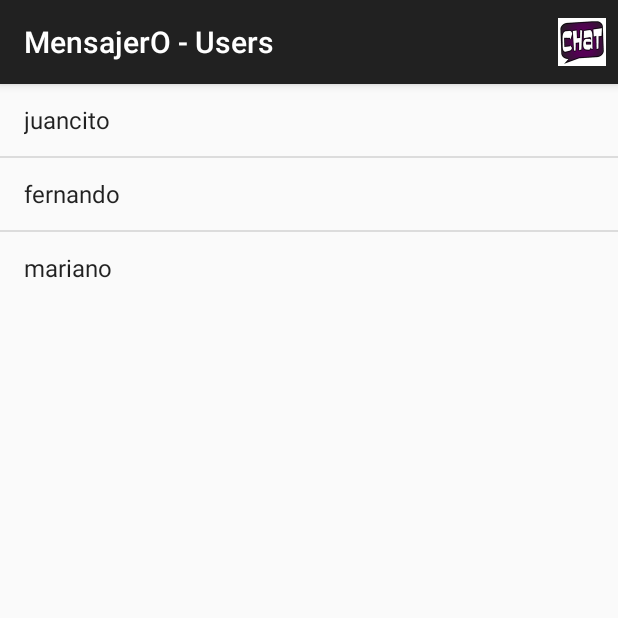
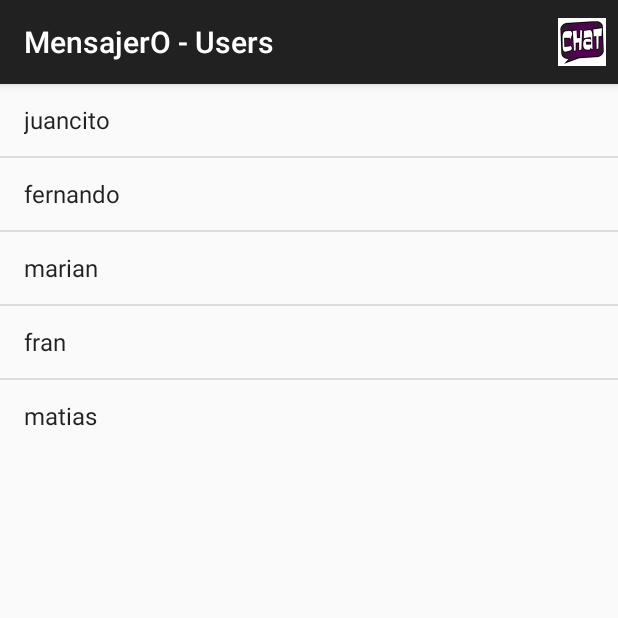
Before and after one commit to marianorodriguez/75.52-MensajerO, an Android app: the ChatsHallActivity screen opened directly, with no data from a screen before it, after a tap on "USERS", on a phone screen of 412 x 824 dp, the top half of it. Run offline under Robolectric (Android 15) with nearby library versions, the phone set to English and light mode, and no system bars; 1 statement that could not run was skipped.

Commit message:
version checkout 1.0.1

```diff
--- a/src/client/mensajerO/app/src/main/java/com/example/fernando/myapplication/Activities/ChatActivity.java
+++ b/src/client/mensajerO/app/src/main/java/com/example/fernando/myapplication/Activities/ChatActivity.java
@@ -75,6 +75,7 @@ public class ChatActivity extends ActionBarActivity implements View.OnClickListe
     @Override
     protected void onDestroy() {
         super.onDestroy();
+
         refreshChat.cancel(true);
     }
 }
--- a/src/client/mensajerO/app/src/main/java/com/example/fernando/myapplication/Activities/GetInActivity.java
+++ b/src/client/mensajerO/app/src/main/java/com/example/fernando/myapplication/Activities/GetInActivity.java
@@ -2,6 +2,7 @@ package com.example.fernando.myapplication.Activities;
 
 import android.content.Intent;
 import android.os.Bundle;
+import android.support.v4.app.NotificationCompat;
 import android.support.v7.app.ActionBarActivity;
 import android.view.View;
 import android.widget.Button;
@@ -41,6 +42,7 @@ public class GetInActivity extends ActionBarActivity implements View.OnClickList
 
         Button mainButton = (Button) findViewById(R.id.button1);
         mainButton.setOnClickListener(this);
+
 
 //        User user = new User("Fernando", "Cortes");
 //
--- a/src/client/mensajerO/app/src/main/java/com/example/fernando/myapplication/Activities/UsersActivity.java
+++ b/src/client/mensajerO/app/src/main/java/com/example/fernando/myapplication/Activities/UsersActivity.java
@@ -34,9 +34,10 @@ public class UsersActivity extends ActionBarActivity implements View.OnClickList
         super.onCreate(savedInstanceState);
         setContentView(R.layout.users);
 
-        Mocks.createFakeUsers();
-        Constants.otherUsers = Mocks.otherUsers;
-
+        if (Constants.otherUsers.size() == 0) {
+            Mocks.createFakeUsers();
+            Constants.otherUsers = Mocks.otherUsers;
+        }
 
         // dibujar los usuarios de la lista de usuarios Constants.users
         drawCurrentUsers();
@@ -74,6 +75,13 @@ public class UsersActivity extends ActionBarActivity implements View.OnClickList
 
     @Override
     public void onClick(View v) {
+    }
+
+    @Override
+    protected void onDestroy() {
+        super.onDestroy();
+
+        refreshUsers.cancel(true);
     }
 
     private void drawCurrentUsers(){
--- a/src/client/mensajerO/app/src/main/java/com/example/fernando/myapplication/Mocks/Mocks.java
+++ b/src/client/mensajerO/app/src/main/java/com/example/fernando/myapplication/Mocks/Mocks.java
@@ -52,7 +52,11 @@ public class Mocks {
         otherUsers.add(newUser);
         newUser = new User("fernando");
         otherUsers.add(newUser);
-        newUser = new User("mariano");
+        newUser = new User("marian");
+        otherUsers.add(newUser);
+        newUser = new User("fran");
+        otherUsers.add(newUser);
+        newUser = new User("matias");
         otherUsers.add(newUser);
     }
 
--- a/src/client/mensajerO/app/src/main/java/com/example/fernando/myapplication/Threads/RefreshChatAsyncTask.java
+++ b/src/client/mensajerO/app/src/main/java/com/example/fernando/myapplication/Threads/RefreshChatAsyncTask.java
@@ -27,7 +27,9 @@ public class RefreshChatAsyncTask extends AsyncTask<Pair<Context, Chat>, String,
             if (chatToUpdate.messages.size() > messagesSize) {
 
                 ArrayList<Message> newMessages = new ArrayList<>();
-                for (int message = messagesSize; message < chatToUpdate.messages.size(); message++) {
+                for (int message = messagesSize;
+                     message < chatToUpdate.messages.size();
+                     message++) {
                     newMessages.add(chatToUpdate.messages.get(message));
                 }
                 messagesSize = chatToUpdate.messages.size();
```
Also changed, not shown: src/client/mensajerO/app/src/main/java/com/example/fernando/myapplication/Activities/ChatsHallActivity.java (+5 -3 lines), src/client/mensajerO/app/src/main/java/com/example/fernando/myapplication/Activities/LogInActivity.java (+7 -1 lines), src/client/mensajerO/app/src/main/java/com/example/fernando/myapplication/Common/ChatEditor.java (+4 -4 lines), src/client/mensajerO/app/src/main/java/com/example/fernando/myapplication/Mocks/Server.java (added, +10 -0 lines), src/client/mensajerO/app/src/main/java/com/example/fernando/myapplication/Threads/CurrentChatsPostAsyncTask.java (+6 -3 lines), src/client/mensajerO/app/src/main/java/com/example/fernando/myapplication/Threads/RefreshChatsHallAsyncTask.java (+2 -5 lines), src/client/mensajerO/app/src/main/java/com/example/fernando/myapplication/Threads/RefreshUsersAsyncTask.java (+4 -5 lines), src/client/mensajerO/app/src/main/java/com/example/fernando/myapplication/Threads/SomethingForMePostAsyncTask.java (+11 -2 lines).
